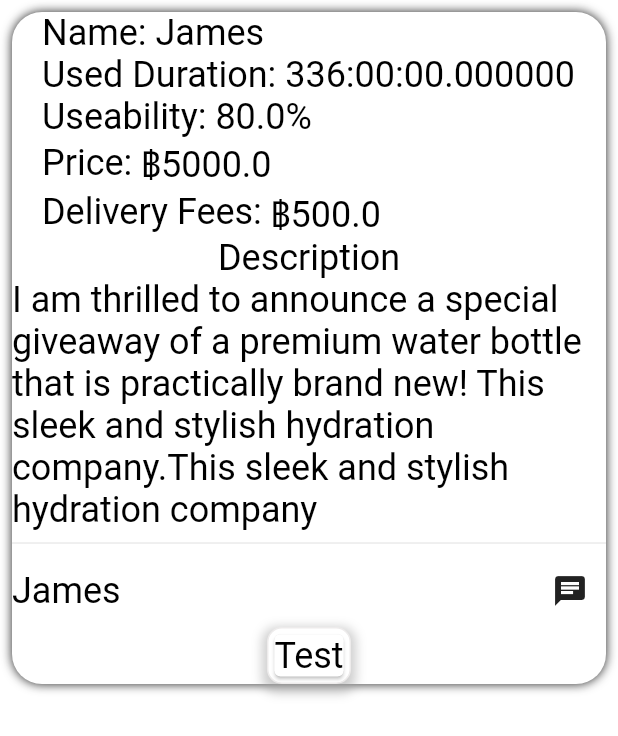
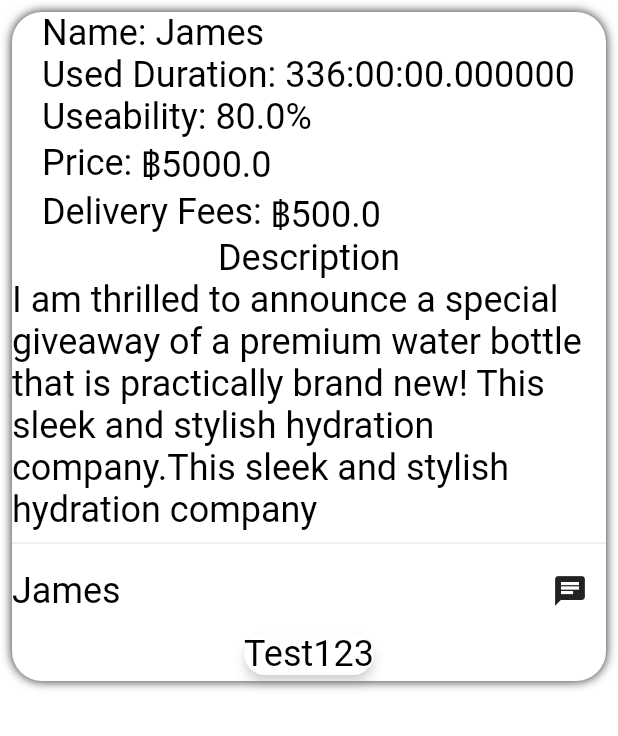
Before and after one commit to khush2003/sahara, a Flutter app: the TestKhush screen opened by its route, on a phone screen of 412 x 824 dp. Shown: the top 736 px of the screen. Run offline on Flutter 3.47's test engine with Material 2 defaults, Android fonts, the phone set to English and light mode, and no system bars; our stand-ins replace firebase_auth, firebase_core, get, unicons; accounts and stored records are empty; network calls fail; Roboto replaces fonts that are missing (Dongle); key blocks and very long unbroken strings in the code were emptied for the run.

Commit message:
Typo fix

```diff
--- a/lib/components/card_with_shadow.dart
+++ b/lib/components/card_with_shadow.dart
@@ -1,23 +1,14 @@
 import 'package:flutter/material.dart';
+
 class CardSahara extends StatelessWidget {
   const CardSahara({super.key});
 
   @override
   Widget build(BuildContext context) {
-    return Container(
-      decoration: BoxDecoration(
-        color: Colors.white,
-        boxShadow: [
-          BoxShadow(
-            color: Colors.grey.withOpacity(0.5),
-            spreadRadius: 3,
-            blurRadius: 5,
-            offset: const Offset(0, 3),
-          )
-        ],
-        border: Border.all(color: const Color(0xFFedebeb)),
-        borderRadius: BorderRadius.circular(10),
-
-      ),child: const Card(child: Text("Test"),));
+    return Card(
+        shadowColor: Colors.grey.withOpacity(0.5),
+        elevation: 3,
+        shape: RoundedRectangleBorder(borderRadius: BorderRadius.circular(20)),
+        child: const Text("Test123"));
   }
 }
```
Also changed, not shown: lib/theme/app_theme.dart (+6 -6 lines).
